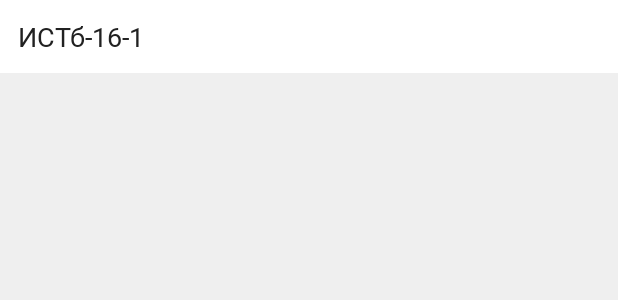
After one commit to steelahhh/IUT-Timetable, an Android app: the layout item_group.xml on its own in the app's theme, with its tools: preview values and no code run, on a phone screen of 412 x 824 dp. The commit adds this screen. Shown: the top 300 px of the screen. Run offline under Robolectric (Android 15) with nearby library versions, the phone set to English and light mode, and no system bars.

Commit message:
Setup DataBinding for RecyclerView

```diff
--- a/app/build.gradle
+++ b/app/build.gradle
@@ -82,6 +82,8 @@ dependencies {
     implementation "com.google.dagger:dagger:$dagger_version"
     kapt "com.google.dagger:dagger-compiler:$dagger_version"
 
+    implementation 'com.jakewharton.timber:timber:4.7.1'
+
     implementation "com.afollestad.material-dialogs:core:2.0.0-beta4"
 
     testImplementation 'junit:junit:4.12'
--- /dev/null
+++ b/app/src/main/res/drawable/selectable_white_item.xml
@@ -0,0 +1,5 @@
+<?xml version="1.0" encoding="utf-8"?>
+<layer-list xmlns:android="http://schemas.android.com/apk/res/android">
+    <item android:drawable="@color/white"/>
+    <item android:drawable="?attr/selectableItemBackground"/>
+</layer-list>
--- /dev/null
+++ b/app/src/main/res/layout/item_group.xml
@@ -0,0 +1,33 @@
+<?xml version="1.0" encoding="utf-8"?>
+<layout xmlns:android="http://schemas.android.com/apk/res/android"
+    xmlns:app="http://schemas.android.com/apk/res-auto"
+    xmlns:tools="http://schemas.android.com/tools">
+
+    <data>
+
+        <variable
+            name="group"
+            type="com.alefimenko.iuttimetable.feature.pickgroup.model.GroupItem" />
+    </data>
+
+    <androidx.constraintlayout.widget.ConstraintLayout
+        android:id="@+id/item_group_id"
+        android:layout_width="match_parent"
+        android:layout_height="wrap_content"
+        android:background="@drawable/selectable_white_item">
+
+        <TextView
+            style="@style/AppText.Large"
+            android:layout_width="0dp"
+            android:layout_height="wrap_content"
+            android:layout_margin="8dp"
+            android:padding="4dp"
+            android:text="@{group.label}"
+            app:layout_constraintBottom_toBottomOf="parent"
+            app:layout_constraintLeft_toLeftOf="parent"
+            app:layout_constraintRight_toRightOf="parent"
+            app:layout_constraintTop_toTopOf="parent"
+            tools:text="ИСТб-16-1" />
+
+    </androidx.constraintlayout.widget.ConstraintLayout>
+</layout>
--- a/app/src/main/res/values/styles.xml
+++ b/app/src/main/res/values/styles.xml
@@ -8,6 +8,7 @@
         <item name="md_font_body">@font/manrope_regular</item>
         <item name="md_font_button">@font/manrope_semibold</item>
         <item name="md_corner_radius">8dp</item>
+        <item name="android:windowBackground">@color/ultralight_grey</item>
     </style>
 
     <style name="AppTheme.NoActionBar">
@@ -29,8 +30,12 @@
         <item name="android:textSize">42sp</item>
     </style>
 
-    <style name="AppText.Text">
-        <item name="android:textSize">16sp</item>
+    <style name="AppText.Large">
+        <item name="android:textSize">18sp</item>
+    </style>
+
+    <style name="AppText.Larger">
+        <item name="android:textSize">20sp</item>
     </style>
 
     <style name="AppText.Capsule">
```
Also changed, not shown: app/src/main/AndroidManifest.xml (+13 -8 lines), app/src/main/java/com/alefimenko/iuttimetable/core/IUTApplication.kt (added, +20 -0 lines), app/src/main/java/com/alefimenko/iuttimetable/feature/pickgroup/PickGroupActivity.kt (+10 -0 lines), app/src/main/java/com/alefimenko/iuttimetable/feature/pickgroup/model/GroupItem.kt (added, +35 -0 lines), app/src/main/java/com/alefimenko/iuttimetable/util/BindingAdapters.kt (+9 -0 lines), app/src/main/res/layout/activity_pick_group.xml (+10 -3 lines).
